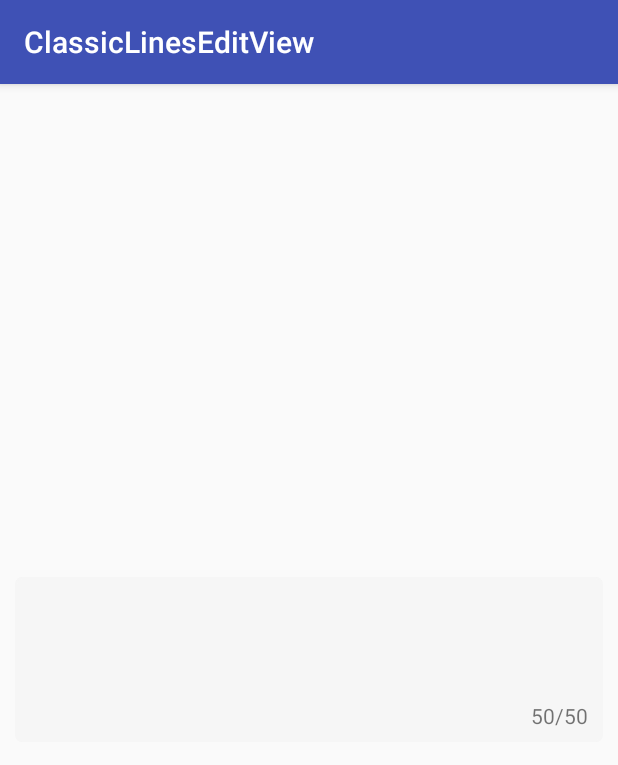
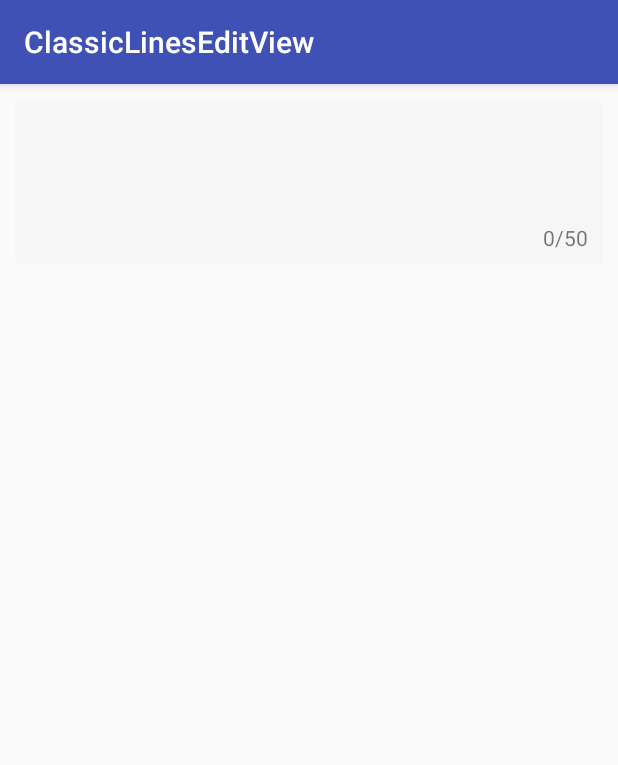
Before and after one commit to wangfeixixi/ClassicLinesEditView-master, an Android app: the screen it shows after launch (MainActivity), on a phone screen of 412 x 824 dp. Shown: the top 765 px of the screen. Run offline under Robolectric (Android 15) with nearby library versions, the phone set to English and light mode, and no system bars.

Commit message:
改变细节适应

```diff
--- a/app/src/main/res/layout/activity_main.xml
+++ b/app/src/main/res/layout/activity_main.xml
@@ -6,10 +6,9 @@
     android:orientation="vertical"
     tools:context="com.classichu.classiclineseditview.MainActivity">
 
-    <com.classichu.lineseditview.LinesEditView
+    <com.wangfeixixi.edittext.LinesEditView
         android:layout_width="match_parent"
         android:layout_height="wrap_content"
-        android:layout_centerInParent="true"
         android:layout_margin="10dp" />
 
 </RelativeLayout>
--- a/library/src/main/AndroidManifest.xml
+++ b/library/src/main/AndroidManifest.xml
@@ -1,8 +1,10 @@
 <manifest xmlns:android="http://schemas.android.com/apk/res/android"
 
-    package="com.classichu.lineseditview">
+    package="com.wangfeixixi.edittext">
 
-    <application android:allowBackup="true" android:label="@string/app_name"
+    <application
+        android:allowBackup="true"
+        android:label="@string/app_name"
         android:supportsRtl="true">
 
     </application>
--- a/library/src/main/java/com/classichu/lineseditview/LinesEditView.java
+++ b/library/src/main/java/com/wangfeixixi/edittext/LinesEditView.java
@@ -1,9 +1,11 @@
-package com.classichu.lineseditview;
+package com.wangfeixixi.edittext;
 
 import android.content.Context;
 import android.content.res.TypedArray;
 import android.graphics.Color;
 import android.text.Editable;
+import android.text.InputFilter;
+import android.text.Spanned;
 import android.text.TextWatcher;
 import android.util.AttributeSet;
 import android.util.TypedValue;
@@ -12,6 +14,10 @@ import android.view.View;
 import android.widget.EditText;
 import android.widget.LinearLayout;
 import android.widget.TextView;
+import android.widget.Toast;
+
+import java.util.regex.Matcher;
+import java.util.regex.Pattern;
 
 /**
  * ignoreCnOrEn 为false的时候
@@ -64,6 +70,24 @@ public class LinesEditView extends LinearLayout {
         init();
     }
 
+    //表情符号filter
+    InputFilter inputFilterEmoJi = new InputFilter() {
+
+        Pattern pattern = Pattern.compile("[^a-zA-Z0-9\\u4E00-\\u9FA5_]");
+
+        @Override
+        public CharSequence filter(CharSequence charSequence, int i, int i1, Spanned spanned, int i2, int i3) {
+            Matcher matcher = pattern.matcher(charSequence);
+            if (!matcher.find()) {
+                return null;
+            } else {
+                Toast.makeText(mContext, "只能输入汉字,英文，数字", Toast.LENGTH_SHORT).show();
+                return "";
+            }
+
+        }
+    };
+
     private void init() {
         View view = LayoutInflater.from(mContext).inflate(R.layout.layout_lines_edit_view, this);
         id_et_input = (EditText) view.findViewById(R.id.id_et_input);
@@ -72,7 +96,7 @@ public class LinesEditView extends LinearLayout {
         if (this.getBackground() == null) {
             this.setBackgroundResource(R.drawable.item_bg_grey);
         }
-
+        id_et_input.setFilters(new InputFilter[]{inputFilterEmoJi});
         id_et_input.addTextChangedListener(mTextWatcher);
         id_et_input.setHint(hintText);
         id_et_input.setHintTextColor(hintTextColor);
@@ -182,11 +206,11 @@ public class LinesEditView extends LinearLayout {
         if (ignoreCnOrEn) {
             int nowCount = calculateLengthIgnoreCnOrEn(id_et_input.getText().toString());
             //
-            id_tv_input.setText(String.valueOf((MAX_COUNT - nowCount)) + "/" + MAX_COUNT);
+            id_tv_input.setText(String.valueOf((nowCount)) + "/" + MAX_COUNT);
         } else {
             long nowCount = calculateLength(id_et_input.getText().toString());
             //
-            id_tv_input.setText(String.valueOf((MAX_COUNT - nowCount)) + "/" + MAX_COUNT);
+            id_tv_input.setText(String.valueOf((nowCount)) + "/" + MAX_COUNT);
         }
 
     }
```
Also changed, not shown: 1 other file.
